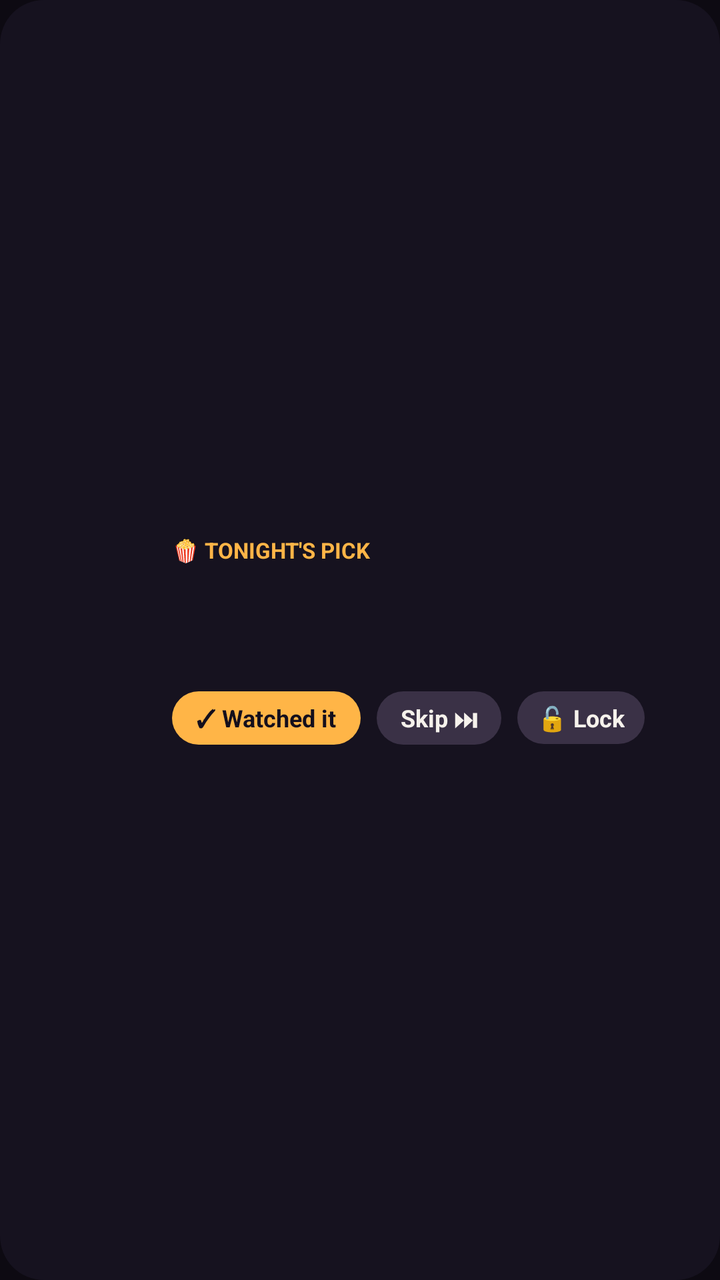
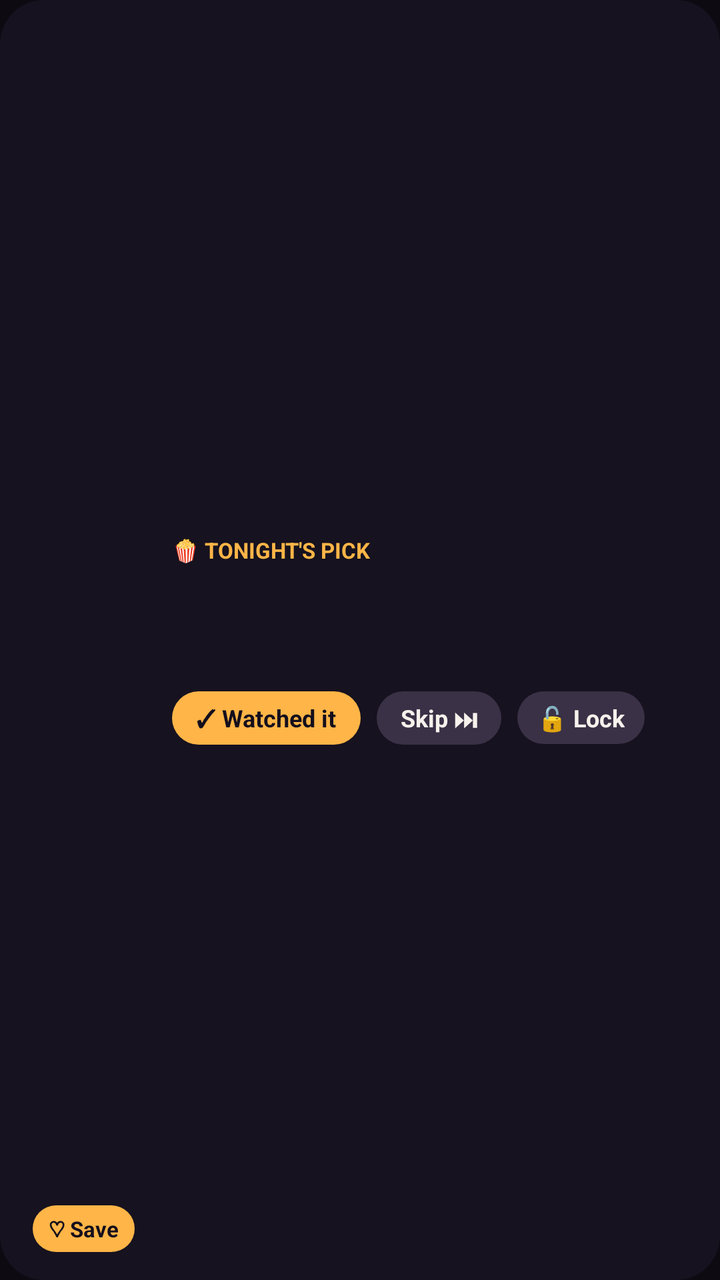

Before-and-after screenshots of an Android layout around one commit, followed by the original layout XML and the change that was made.
<!-- AndroidManifest.xml: application theme Theme.VibeSync -->
<!-- res/layout/widget_pick.xml -->
<?xml version="1.0" encoding="utf-8"?>
<LinearLayout xmlns:android="http://schemas.android.com/apk/res/android"
    android:id="@+id/w_root"
    android:layout_width="match_parent"
    android:layout_height="match_parent"
    android:orientation="horizontal"
    android:padding="10dp"
    android:background="@drawable/widget_bg">

    <ImageView
        android:id="@+id/w_poster"
        android:layout_width="64dp"
        android:layout_height="match_parent"
        android:scaleType="centerCrop"
        android:contentDescription="Poster" />

    <LinearLayout
        android:layout_width="0dp"
        android:layout_height="match_parent"
        android:layout_weight="1"
        android:layout_marginStart="12dp"
        android:gravity="center_vertical"
        android:orientation="vertical">

        <TextView
            android:id="@+id/w_head"
            android:layout_width="wrap_content"
            android:layout_height="wrap_content"
            android:maxLines="1"
            android:text="🍿 TONIGHT'S PICK"
            android:textColor="#FFB547"
            android:textSize="11sp"
            android:textStyle="bold" />

        <TextView
            android:id="@+id/w_title"
            android:layout_width="match_parent"
            android:layout_height="wrap_content"
            android:ellipsize="end"
            android:maxLines="2"
            android:textColor="#F6F2EC"
            android:textSize="17sp"
            android:textStyle="bold" />

        <TextView
            android:id="@+id/w_sub"
            android:layout_width="match_parent"
            android:layout_height="wrap_content"
            android:maxLines="1"
            android:ellipsize="end"
            android:textColor="#B8AFC4"
            android:textSize="12sp" />

        <TextView
            android:id="@+id/w_line"
            android:layout_width="match_parent"
            android:layout_height="wrap_content"
            android:layout_marginTop="2dp"
            android:ellipsize="end"
            android:maxLines="2"
            android:textColor="#D9D2E3"
            android:textSize="12sp" />

        <LinearLayout
            android:id="@+id/w_btns"
            android:layout_width="wrap_content"
            android:layout_height="wrap_content"
            android:layout_marginTop="6dp"
            android:orientation="horizontal">

            <TextView
                android:id="@+id/w_watched"
                android:layout_width="wrap_content"
                android:layout_height="wrap_content"
                android:background="@drawable/widget_pill"
                android:paddingStart="12dp"
                android:paddingEnd="12dp"
                android:paddingTop="5dp"
                android:paddingBottom="5dp"
                android:text="✓ Watched it"
                android:textColor="#140F1C"
                android:textSize="12sp"
                android:textStyle="bold" />

            <TextView
                android:id="@+id/w_skip"
                android:layout_width="wrap_content"
                android:layout_height="wrap_content"
                android:layout_marginStart="8dp"
                android:background="@drawable/widget_pill_soft"
                android:paddingStart="12dp"
                android:paddingEnd="12dp"
                android:paddingTop="5dp"
                android:paddingBottom="5dp"
                android:text="Skip ⏭"
                android:textColor="#F6F2EC"
                android:textSize="12sp"
                android:textStyle="bold" />

            <TextView
                android:id="@+id/w_lock"
                android:layout_width="wrap_content"
                android:layout_height="wrap_content"
                android:layout_marginStart="8dp"
                android:background="@drawable/widget_pill_soft"
                android:paddingStart="10dp"
                android:paddingEnd="10dp"
                android:paddingTop="5dp"
                android:paddingBottom="5dp"
                android:maxLines="1"
                android:text="🔓 Lock"
                android:textColor="#F6F2EC"
                android:textSize="12sp"
                android:textStyle="bold" />
        </LinearLayout>
    </LinearLayout>
</LinearLayout>
<!-- resources referenced by this layout -->
<resources>
  <!-- drawable widget_bg (drawable) -->
  <?xml version="1.0" encoding="utf-8"?>
  <shape xmlns:android="http://schemas.android.com/apk/res/android" android:shape="rectangle">
      <solid android:color="#F0171320" />
      <corners android:radius="22dp" />
  </shape>
  <!-- drawable widget_pill (drawable) -->
  <?xml version="1.0" encoding="utf-8"?>
  <shape xmlns:android="http://schemas.android.com/apk/res/android" android:shape="rectangle">
      <solid android:color="#FFB547" />
      <corners android:radius="999dp" />
  </shape>
  <!-- drawable widget_pill_soft (drawable) -->
  <?xml version="1.0" encoding="utf-8"?>
  <shape xmlns:android="http://schemas.android.com/apk/res/android" android:shape="rectangle">
      <solid android:color="#3A3146" />
      <corners android:radius="999dp" />
  </shape>
  <style name="Theme.VibeSync" parent="android:Theme.Material.NoActionBar">
          <item name="android:colorPrimary">@color/vs_accent</item>
          <item name="android:colorAccent">@color/vs_accent_2</item>
          <item name="android:windowBackground">@color/vs_background</item>
          <item name="android:statusBarColor">@color/vs_background</item>
          <item name="android:navigationBarColor">@color/vs_background</item>
      </style>
  <color name="vs_accent">#FFB547</color>
  <color name="vs_accent_2">#FF4D5E</color>
  <color name="vs_background">#0D0A12</color>
</resources>

<!-- the commit's change to res/layout/widget_pick.xml (unified diff, before → after) -->
@@ -7,12 +7,36 @@
     android:padding="10dp"
     android:background="@drawable/widget_bg">
 
-    <ImageView
-        android:id="@+id/w_poster"
+    <FrameLayout
         android:layout_width="64dp"
-        android:layout_height="match_parent"
-        android:scaleType="centerCrop"
-        android:contentDescription="Poster" />
+        android:layout_height="match_parent">
+
+        <ImageView
+            android:id="@+id/w_poster"
+            android:layout_width="match_parent"
+            android:layout_height="match_parent"
+            android:scaleType="centerCrop"
+            android:contentDescription="Poster" />
+
+        
+        <TextView
+            android:id="@+id/w_save"
+            android:layout_width="wrap_content"
+            android:layout_height="wrap_content"
+            android:layout_gravity="bottom|center_horizontal"
+            android:layout_marginBottom="4dp"
+            android:background="@drawable/widget_pill"
+            android:paddingStart="8dp"
+            android:paddingEnd="8dp"
+            android:paddingTop="4dp"
+            android:paddingBottom="4dp"
+            android:maxLines="1"
+            android:text="♡ Save"
+            android:textColor="#140F1C"
+            android:textSize="11sp"
+            android:textStyle="bold"
+            android:contentDescription="Save to my list" />
+    </FrameLayout>
 
     <LinearLayout
         android:layout_width="0dp"
